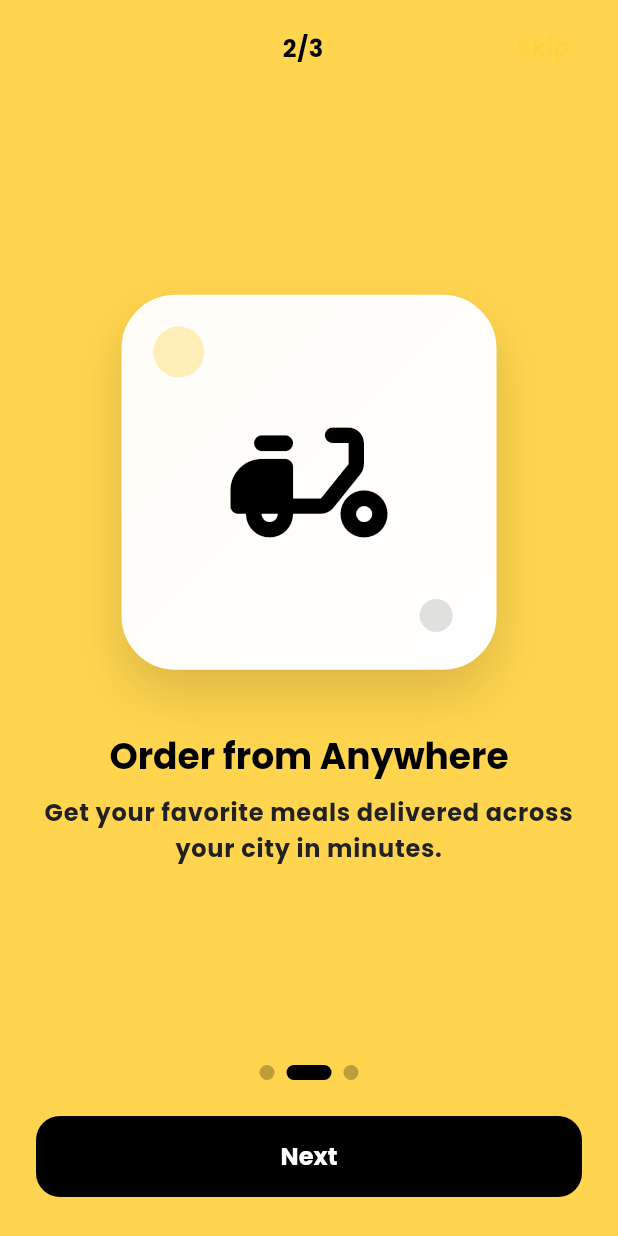
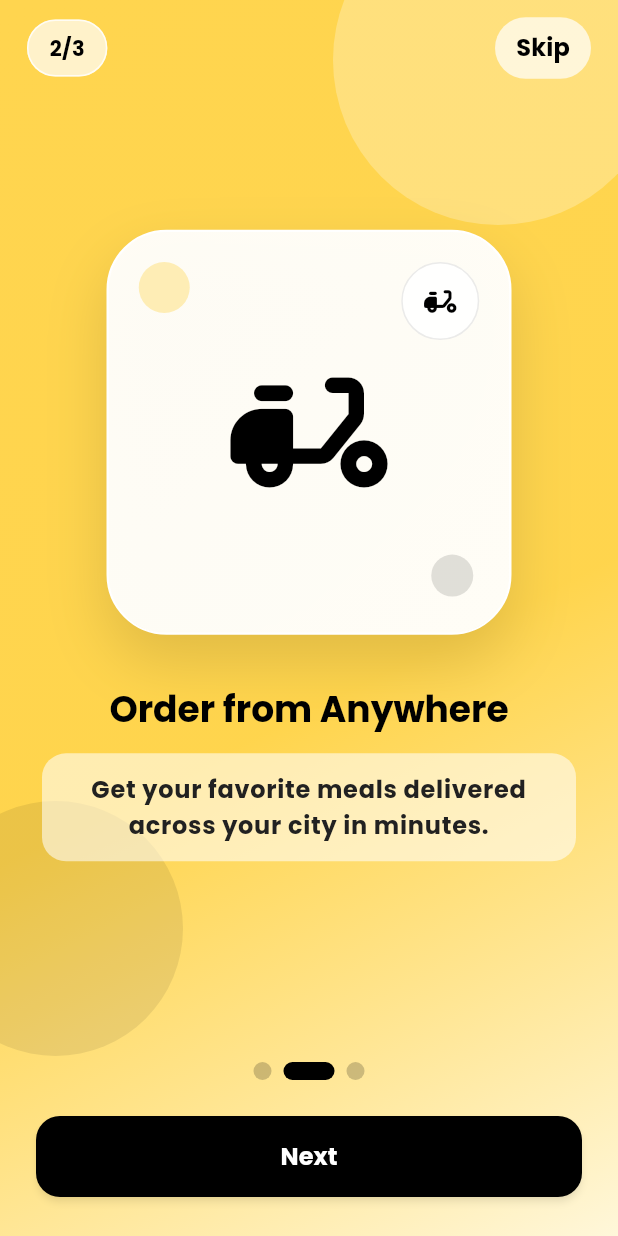
Before and after one commit to AnikaTasniaSadia/DhakaiyaDine, a Flutter app: the screen it shows after launch, swiped to page 2, on a phone screen of 412 x 824 dp. Run offline on Flutter 3.47's test engine with Material 3 defaults, Android fonts, the phone set to English and light mode, and no system bars; our stand-ins replace flutter_svg, google_fonts, rive, shared_preferences.

Commit message:
Onboard screen

```diff
--- a/dhakaiadine/lib/screens/onboarding/onboarding_screen.dart
+++ b/dhakaiadine/lib/screens/onboarding/onboarding_screen.dart
@@ -54,11 +54,41 @@ class _OnboardingScreenState extends State<OnboardingScreen> {
 
   @override
   Widget build(BuildContext context) {
+    final current = _pages[_index];
     return Scaffold(
       body: AnimatedContainer(
         duration: const Duration(milliseconds: 350),
-        color: _pages[_index].bgColor,
-        child: SafeArea(
+        decoration: BoxDecoration(
+          gradient: LinearGradient(
+            begin: Alignment.topLeft,
+            end: Alignment.bottomRight,
+            colors: [
+              current.bgColor,
+              current.bgColor.withValues(alpha: 0.88),
+              const Color(0xFFFFF7DA),
+            ],
+            stops: const [0, 0.56, 1],
+          ),
+        ),
+        child: Stack(
+          children: [
+            Positioned(
+              top: -70,
+              right: -30,
+              child: _BackOrb(
+                size: 220,
+                color: Colors.white.withValues(alpha: 0.26),
+              ),
+            ),
+            Positioned(
+              bottom: 120,
+              left: -48,
+              child: _BackOrb(
+                size: 170,
+                color: AppColors.secondary.withValues(alpha: 0.08),
+              ),
+            ),
+            SafeArea(
               child: Column(
                 children: [
                   Padding(
@@ -69,15 +99,39 @@ class _OnboardingScreenState extends State<OnboardingScreen> {
                     child: Row(
                       mainAxisAlignment: MainAxisAlignment.spaceBetween,
                       children: [
-                    const SizedBox(width: 56),
-                    Text(
-                      '${_index + 1}/3',
-                      style: Theme.of(context).textTheme.bodyLarge?.copyWith(
+                        Container(
+                          padding: const EdgeInsets.symmetric(
+                            horizontal: 14,
+                            vertical: 8,
+                          ),
+                          decoration: BoxDecoration(
+                            color: Colors.white.withValues(alpha: 0.7),
+                            borderRadius: BorderRadius.circular(28),
+                            border: Border.all(
+                              color: Colors.white.withValues(alpha: 0.8),
+                            ),
+                          ),
+                          child: Text(
+                            '${_index + 1}/${_pages.length}',
+                            style: Theme.of(context).textTheme.bodyMedium
+                                ?.copyWith(
                                   color: AppColors.secondary,
+                                  fontWeight: FontWeight.w700,
+                                ),
                           ),
                         ),
                         TextButton(
                           onPressed: _completeOnboarding,
+                          style: TextButton.styleFrom(
+                            backgroundColor: Colors.white.withValues(
+                              alpha: 0.7,
+                            ),
+                            foregroundColor: AppColors.secondary,
+                            padding: const EdgeInsets.symmetric(
+                              horizontal: 14,
+                              vertical: 9,
+                            ),
+                          ),
                           child: const Text('Skip'),
                         ),
                       ],
@@ -103,12 +157,15 @@ class _OnboardingScreenState extends State<OnboardingScreen> {
                       _pages.length,
                       (i) => AnimatedContainer(
                         duration: const Duration(milliseconds: 250),
+                        curve: Curves.easeOut,
                         margin: const EdgeInsets.symmetric(horizontal: 4),
-                    width: _index == i ? 30 : 10,
-                    height: 10,
+                        width: _index == i ? 34 : 12,
+                        height: 12,
                         decoration: BoxDecoration(
-                      color: _index == i ? AppColors.secondary : Colors.black26,
-                      borderRadius: BorderRadius.circular(20),
+                          color: _index == i
+                              ? AppColors.secondary
+                              : AppColors.secondary.withValues(alpha: 0.2),
+                          borderRadius: BorderRadius.circular(30),
                         ),
                       ),
                     ),
@@ -128,6 +185,14 @@ class _OnboardingScreenState extends State<OnboardingScreen> {
                             );
                           }
                         },
+                        style: ElevatedButton.styleFrom(
+                          backgroundColor: AppColors.secondary,
+                          foregroundColor: Colors.white,
+                          elevation: 2,
+                          shadowColor: AppColors.secondary.withValues(
+                            alpha: 0.4,
+                          ),
+                        ),
                         child: Text(
                           _index == _pages.length - 1 ? 'Get Started' : 'Next',
                         ),
@@ -136,6 +201,8 @@ class _OnboardingScreenState extends State<OnboardingScreen> {
                   ),
                 ],
               ),
+            ),
+          ],
         ),
       ),
     );
@@ -151,21 +218,24 @@ class _OnboardingPage extends StatelessWidget {
   @override
   Widget build(BuildContext context) {
     final card = Container(
-      width: 250,
-      height: 250,
+      width: 270,
+      height: 270,
       decoration: BoxDecoration(
-        gradient: const LinearGradient(
+        gradient: LinearGradient(
           begin: Alignment.topLeft,
           end: Alignment.bottomRight,
-          colors: [Color(0xFFFFFDF6), Color(0xFFFFFFFF)],
+          colors: [
+            Colors.white.withValues(alpha: 0.94),
+            const Color(0xFFFFFDF6),
+          ],
         ),
-        borderRadius: BorderRadius.circular(36),
-        border: Border.all(color: Colors.white, width: 1.2),
+        borderRadius: BorderRadius.circular(40),
+        border: Border.all(color: Colors.white, width: 1.5),
         boxShadow: [
           BoxShadow(
-            color: Colors.black.withValues(alpha: 0.14),
-            blurRadius: 30,
-            offset: const Offset(0, 16),
+            color: Colors.black.withValues(alpha: 0.12),
+            blurRadius: 34,
+            offset: const Offset(0, 18),
           ),
         ],
       ),
@@ -184,11 +254,27 @@ class _OnboardingPage extends StatelessWidget {
             ),
           ),
           Positioned(
-            right: 28,
+            right: 20,
+            top: 20,
+            child: Container(
+              width: 52,
+              height: 52,
+              decoration: BoxDecoration(
+                color: Colors.white.withValues(alpha: 0.86),
+                shape: BoxShape.circle,
+                border: Border.all(
+                  color: AppColors.secondary.withValues(alpha: 0.08),
+                ),
+              ),
+              child: Icon(page.icon, color: AppColors.secondary, size: 26),
+            ),
+          ),
+          Positioned(
+            right: 24,
             bottom: 24,
             child: Container(
-              width: 22,
-              height: 22,
+              width: 28,
+              height: 28,
               decoration: BoxDecoration(
                 color: AppColors.secondary.withValues(alpha: 0.12),
                 shape: BoxShape.circle,
@@ -209,9 +295,9 @@ class _OnboardingPage extends StatelessWidget {
 
     return Column(
       children: [
-        const Spacer(),
+        const Spacer(flex: 2),
         if (index == 0) Hero(tag: 'food-hero', child: card) else card,
-        const SizedBox(height: 42),
+        const SizedBox(height: 34),
         AnimatedSwitcher(
           duration: const Duration(milliseconds: 280),
           transitionBuilder: (child, animation) {
@@ -230,21 +316,51 @@ class _OnboardingPage extends StatelessWidget {
             page.title,
             key: ValueKey(page.title),
             textAlign: TextAlign.center,
-            style: Theme.of(
-              context,
-            ).textTheme.headlineMedium?.copyWith(color: AppColors.secondary),
+            style: Theme.of(context).textTheme.headlineMedium?.copyWith(
+              color: AppColors.secondary,
+              fontWeight: FontWeight.w800,
+              height: 1.28,
             ),
           ),
-        const SizedBox(height: 10),
-        Text(
+        ),
+        const SizedBox(height: 14),
+        Container(
+          margin: const EdgeInsets.symmetric(horizontal: 2),
+          padding: const EdgeInsets.symmetric(horizontal: 14, vertical: 12),
+          decoration: BoxDecoration(
+            color: Colors.white.withValues(alpha: 0.56),
+            borderRadius: BorderRadius.circular(16),
+          ),
+          child: Text(
             page.subtitle,
             textAlign: TextAlign.center,
-          style: Theme.of(
-            context,
-          ).textTheme.bodyLarge?.copyWith(color: AppColors.textPrimary),
+            style: Theme.of(context).textTheme.bodyLarge?.copyWith(
+              color: AppColors.textPrimary,
+              height: 1.5,
+              fontWeight: FontWeight.w500,
             ),
-        const Spacer(),
+          ),
+        ),
+        const Spacer(flex: 3),
       ],
+    );
+  }
+}
+
+class _BackOrb extends StatelessWidget {
+  const _BackOrb({required this.size, required this.color});
+
+  final double size;
+  final Color color;
+
+  @override
+  Widget build(BuildContext context) {
+    return IgnorePointer(
+      child: Container(
+        width: size,
+        height: size,
+        decoration: BoxDecoration(color: color, shape: BoxShape.circle),
+      ),
     );
   }
 }
```
Lines whose indentation alone changed are shown as unchanged.
